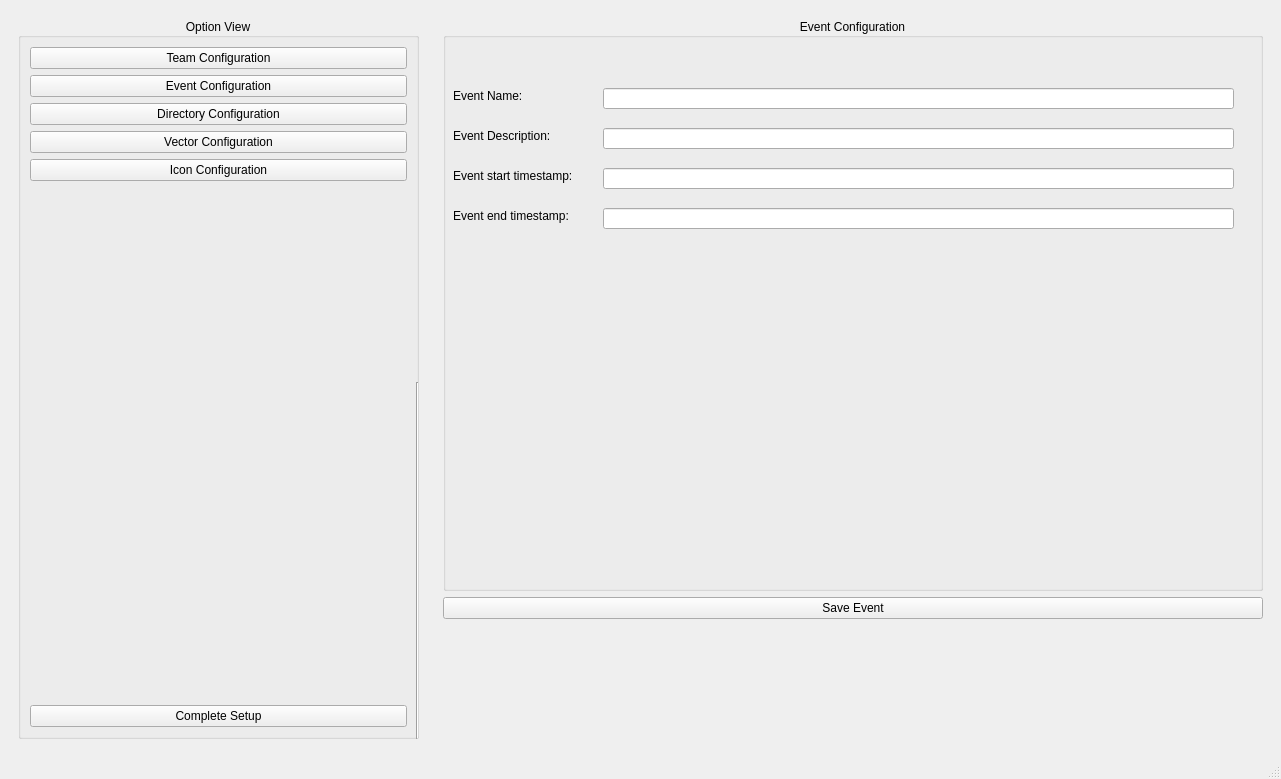
Old version of the form ui/SettingView.ui in the repository CS4311-spring-2020/pick-tool-team15-spicegirls.
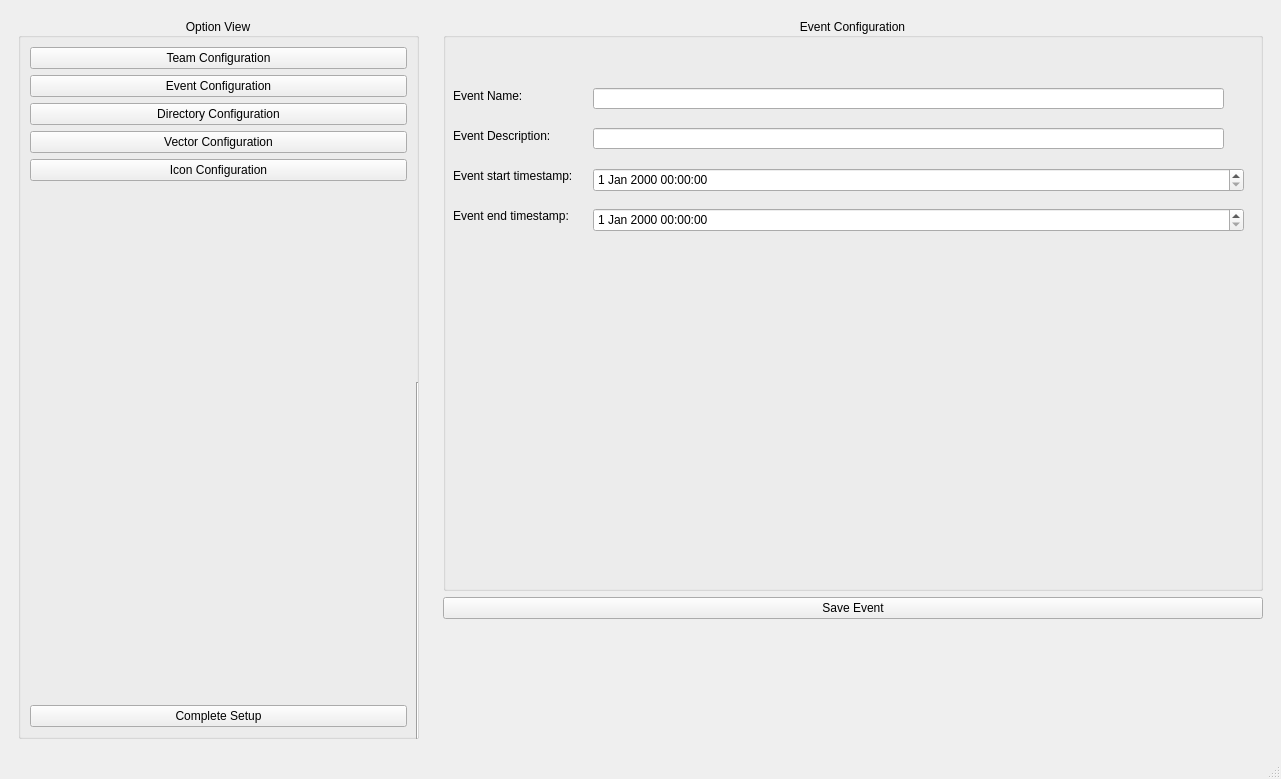
New version of the form. The open tabs and pages were chosen to show the change.

```diff
--- a/ui/SettingView.ui
+++ b/ui/SettingView.ui
@@ -517,7 +517,7 @@
           <widget class="QLineEdit" name="EventNameLineEdit">
            <property name="geometry">
             <rect>
-             <x>160</x>
+             <x>150</x>
              <y>70</y>
              <width>631</width>
              <height>21</height>
@@ -527,33 +527,13 @@
           <widget class="QLineEdit" name="EventDescriptionLineEdit">
            <property name="geometry">
             <rect>
-             <x>160</x>
+             <x>150</x>
              <y>110</y>
              <width>631</width>
              <height>21</height>
             </rect>
            </property>
           </widget>
-          <widget class="QLineEdit" name="EventStartLineEdit">
-           <property name="geometry">
-            <rect>
-             <x>160</x>
-             <y>150</y>
-             <width>631</width>
-             <height>21</height>
-            </rect>
-           </property>
-          </widget>
-          <widget class="QLineEdit" name="EventEndLineEdit">
-           <property name="geometry">
-            <rect>
-             <x>160</x>
-             <y>190</y>
-             <width>631</width>
-             <height>21</height>
-            </rect>
-           </property>
-          </widget>
           <widget class="QLabel" name="EventNameLabel">
            <property name="geometry">
             <rect>
@@ -606,6 +586,26 @@
             <string>Event end timestamp:</string>
            </property>
           </widget>
+          <widget class="QDateTimeEdit" name="dateTimeEdit">
+           <property name="geometry">
+            <rect>
+             <x>150</x>
+             <y>150</y>
+             <width>651</width>
+             <height>24</height>
+            </rect>
+           </property>
+          </widget>
+          <widget class="QDateTimeEdit" name="dateTimeEdit_2">
+           <property name="geometry">
+            <rect>
+             <x>150</x>
+             <y>190</y>
+             <width>651</width>
+             <height>24</height>
+            </rect>
+           </property>
+          </widget>
          </widget>
         </item>
         <item row="2" column="0">
```
Left out of the diff: 4 changed lines with no effect on the pictures.
